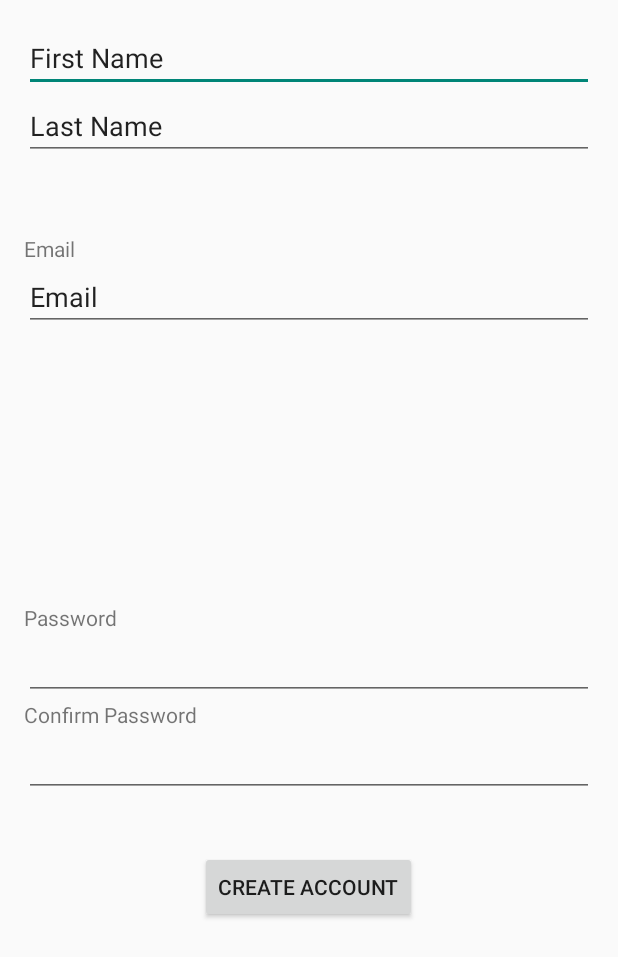
After one commit to rub-sky/BulletinGroupBlast, an Android app: the layout activity_create_user_account.xml on its own in the app's theme, with its tools: preview values and no code run, on a phone screen of 412 x 824 dp. The commit adds this screen. Shown: the top 957 px of the screen. Run offline under Robolectric (Android 15) with nearby library versions, the phone set to English and light mode, and no system bars.

Commit message:
Added three new interfaces
Added forms with inputs to create a User, Organization and Group objects.

```diff
--- /dev/null
+++ b/app/src/main/res/layout/activity_create_user_account.xml
@@ -0,0 +1,108 @@
+<RelativeLayout xmlns:android="http://schemas.android.com/apk/res/android"
+    xmlns:tools="http://schemas.android.com/tools" android:layout_width="match_parent"
+    android:layout_height="match_parent" android:paddingLeft="@dimen/activity_horizontal_margin"
+    android:paddingRight="@dimen/activity_horizontal_margin"
+    android:paddingTop="@dimen/activity_vertical_margin"
+    android:paddingBottom="@dimen/activity_vertical_margin"
+    tools:context="com.bulletingroupblast.bulletingroupblast.CreateUserAccountActivity">
+
+    <EditText
+        android:layout_width="match_parent"
+        android:layout_height="wrap_content"
+        android:inputType="textPersonName"
+        android:text="First Name"
+        android:ems="10"
+        android:id="@+id/txtFirstName"
+        android:layout_alignParentTop="true"
+        android:layout_alignParentLeft="true"
+        android:layout_alignParentStart="true" />
+
+    <EditText
+        android:layout_width="match_parent"
+        android:layout_height="wrap_content"
+        android:inputType="textPersonName"
+        android:text="Last Name"
+        android:ems="10"
+        android:id="@+id/txtLastName"
+        android:layout_below="@+id/txtFirstName"
+        android:layout_alignParentLeft="true"
+        android:layout_alignParentStart="true" />
+
+    <EditText
+        android:layout_width="match_parent"
+        android:layout_height="wrap_content"
+        android:inputType="textEmailAddress"
+        android:ems="10"
+        android:id="@+id/txtEmail"
+        android:layout_below="@+id/lblEmail"
+        android:layout_alignRight="@+id/txtLastName"
+        android:layout_alignEnd="@+id/txtLastName"
+        android:text="Email" />
+
+    <EditText
+        android:layout_width="wrap_content"
+        android:layout_height="wrap_content"
+        android:inputType="textPassword"
+        android:ems="10"
+        android:id="@+id/txtPassword"
+        android:layout_below="@+id/lblPassword"
+        android:layout_alignParentLeft="true"
+        android:layout_alignParentStart="true"
+        android:layout_alignRight="@+id/txtPasswordConfirm"
+        android:layout_alignEnd="@+id/txtPasswordConfirm" />
+
+    <TextView
+        android:layout_width="wrap_content"
+        android:layout_height="wrap_content"
+        android:textAppearance="?android:attr/textAppearanceSmall"
+        android:text="Email"
+        android:id="@+id/lblEmail"
+        android:labelFor="@id/txtEmail"
+        android:layout_below="@+id/txtLastName"
+        android:layout_alignParentLeft="true"
+        android:layout_alignParentStart="true"
+        android:layout_marginTop="49dp" />
+
+    <TextView
+        android:layout_width="wrap_content"
+        android:layout_height="wrap_content"
+        android:textAppearance="?android:attr/textAppearanceSmall"
+        android:text="Password"
+        android:id="@+id/lblPassword"
+        android:layout_centerVertical="true"
+        android:layout_alignParentLeft="true"
+        android:layout_alignParentStart="true"
+        android:labelFor="@id/txtPassword" />
+
+    <EditText
+        android:layout_width="wrap_content"
+        android:layout_height="wrap_content"
+        android:inputType="textPassword"
+        android:ems="10"
+        android:id="@+id/txtPasswordConfirm"
+        android:layout_alignParentStart="true"
+        android:layout_below="@+id/lblConfirmPassword"
+        android:layout_alignParentLeft="true"
+        android:layout_alignParentRight="true"
+        android:layout_alignParentEnd="true" />
+
+    <TextView
+        android:layout_width="wrap_content"
+        android:layout_height="wrap_content"
+        android:textAppearance="?android:attr/textAppearanceSmall"
+        android:text="Confirm Password"
+        android:id="@+id/lblConfirmPassword"
+        android:labelFor="@id/lblConfirmPassword"
+        android:layout_below="@+id/txtPassword"
+        android:layout_alignParentLeft="true"
+        android:layout_alignParentStart="true" />
+
+    <Button
+        android:layout_width="wrap_content"
+        android:layout_height="wrap_content"
+        android:text="Create Account"
+        android:id="@+id/btnCreateUserAccount"
+        android:layout_below="@+id/txtPasswordConfirm"
+        android:layout_centerHorizontal="true"
+        android:layout_marginTop="36dp" />
+</RelativeLayout>
--- a/app/src/main/res/values/strings.xml
+++ b/app/src/main/res/values/strings.xml
@@ -16,4 +16,7 @@
     <string name="action_example">Example action</string>
     <string name="title_activity_user_landing">Home</string>
     <string name="title_activity_organization">Organization</string>
+    <string name="title_activity_create_user_account">Create User Account</string>
+    <string name="title_activity_create_organization">Create Organization</string>
+    <string name="title_activity_create_group">Create Group</string>
 </resources>
```
Also changed, not shown: app/src/main/java/com/bulletingroupblast/bulletingroupblast/CreateGroupActivity.java (added, +38 -0 lines), app/src/main/java/com/bulletingroupblast/bulletingroupblast/CreateOrganizationActivity.java (added, +38 -0 lines), app/src/main/java/com/bulletingroupblast/bulletingroupblast/CreateUserAccountActivity.java (added, +38 -0 lines), app/src/main/res/layout/activity_create_group.xml (added, +105 -0 lines), app/src/main/res/layout/activity_create_organization.xml (added, +109 -0 lines), app/src/main/res/menu/menu_create_group.xml (added, +7 -0 lines), app/src/main/res/menu/menu_create_organization.xml (added, +7 -0 lines), app/src/main/res/menu/menu_create_user_account.xml (added, +7 -0 lines).
